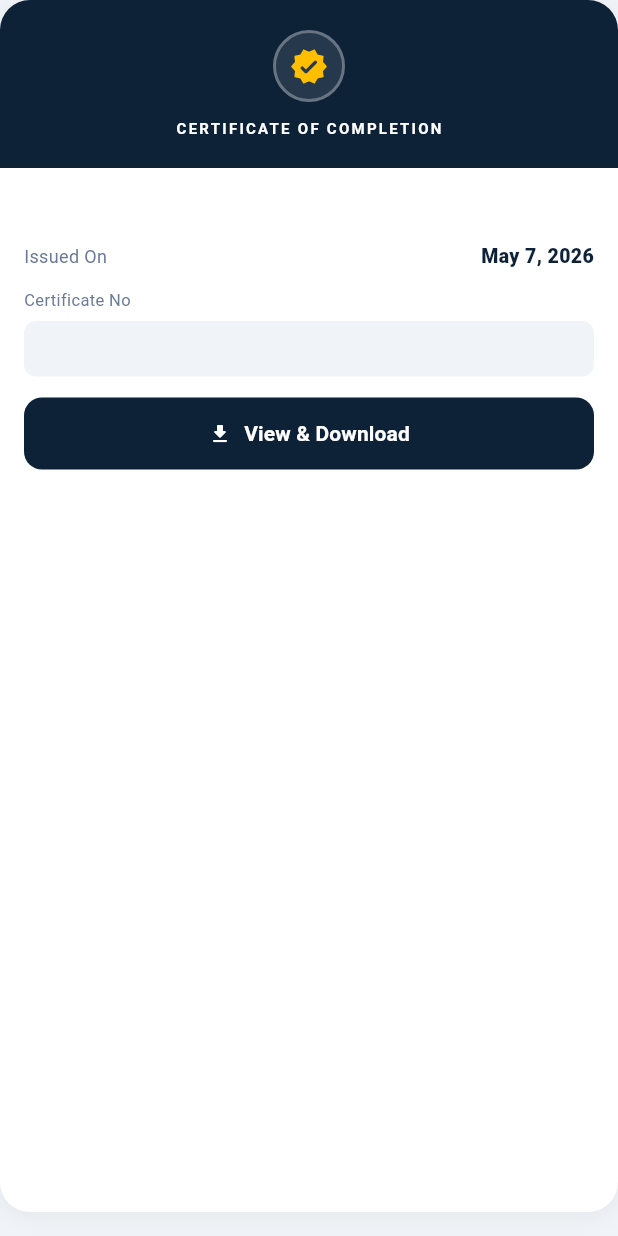
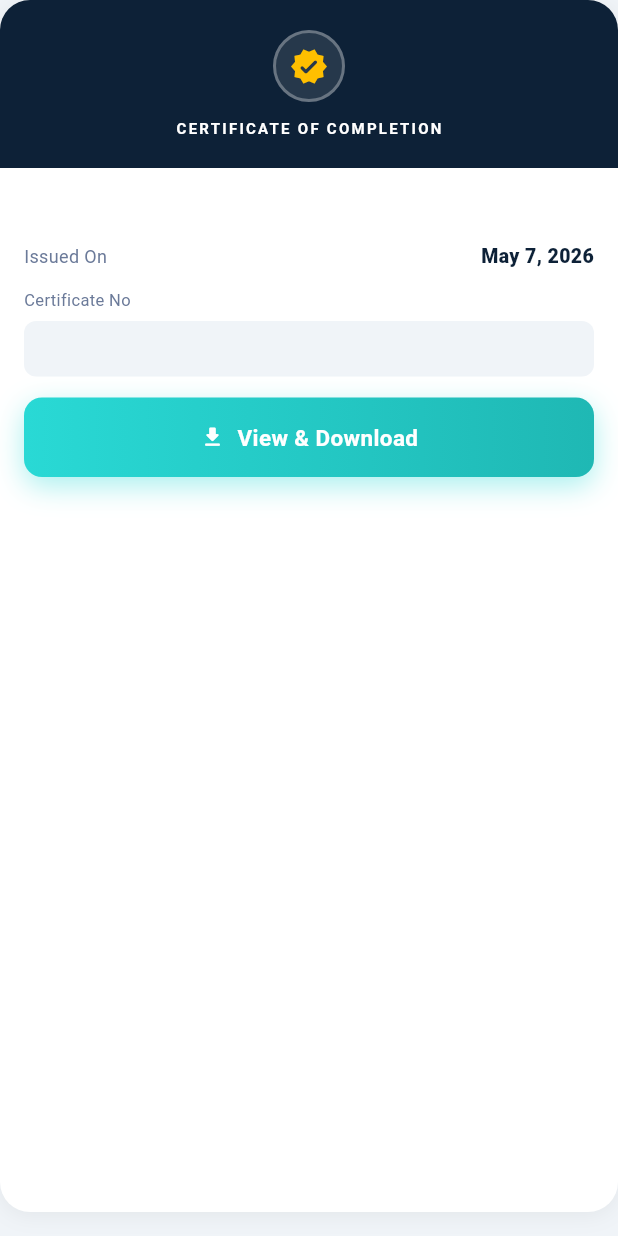
Before and after one commit to vijayakarenavar/coursemart, a Flutter app: the _CertificateCard widget shown alone on an empty page, opened directly with empty values, on a phone screen of 412 x 824 dp. Run offline on Flutter 3.47's test engine with Material 3 defaults, Android fonts, the phone set to English and light mode, and no system bars; our stand-ins replace cached_network_image, dio, firebase_core, firebase_messaging, flutter_dotenv, flutter_local_notifications and 6 more; missing offline and left inert: flutter_pdfview; accounts and stored records are empty; network calls fail.

Commit message:
Fix: cyan gradient button, topic name overflow fix

```diff
--- a/lib/screens/dashboard/dashboard_screen.dart
+++ b/lib/screens/dashboard/dashboard_screen.dart
@@ -1259,29 +1259,44 @@ class _CertificateCard extends StatelessWidget {
                 ),
                 const SizedBox(height: 14),
 
-                // View & Download button
-                SizedBox(
-                  width: double.infinity,
-                  child: ElevatedButton.icon(
-                    onPressed: () => Navigator.push(
+                // View & Download button — cyan gradient (login button sarkha)
+                GestureDetector(
+                  onTap: () => Navigator.push(
                     context,
                     MaterialPageRoute(
                       builder: (_) => CertificateViewScreen(cert: cert),
                     ),
                   ),
-                    icon: const Icon(Icons.download_rounded, size: 16),
-                    label: const Text(
+                  child: Container(
+                    width: double.infinity,
+                    padding: const EdgeInsets.symmetric(vertical: 16),
+                    decoration: BoxDecoration(
+                      gradient: const LinearGradient(
+                        colors: [AppColors.cyan, AppColors.cyanDark],
+                      ),
+                      borderRadius: BorderRadius.circular(12),
+                      boxShadow: [
+                        BoxShadow(
+                          color: AppColors.cyan.withOpacity(0.4),
+                          blurRadius: 16,
+                          offset: const Offset(0, 6),
+                        ),
+                      ],
+                    ),
+                    child: const Row(
+                      mainAxisAlignment: MainAxisAlignment.center,
+                      children: [
+                        Icon(Icons.download_rounded, color: Colors.white, size: 17),
+                        SizedBox(width: 8),
+                        Text(
                           'View & Download',
-                      style: TextStyle(fontWeight: FontWeight.w700),
+                          style: TextStyle(
+                            color: Colors.white,
+                            fontSize: 15,
+                            fontWeight: FontWeight.w700,
                           ),
-                    style: ElevatedButton.styleFrom(
-                      backgroundColor: AppColors.primary,
-                      foregroundColor: Colors.white,
-                      padding: const EdgeInsets.symmetric(vertical: 14),
-                      shape: RoundedRectangleBorder(
-                        borderRadius: BorderRadius.circular(12),
                         ),
-                      elevation: 0,
+                      ],
                     ),
                   ),
                 ),
```
Also changed, not shown: lib/screens/lecture/video_player_screen.dart (+14 -5 lines). Lines whose indentation alone changed are shown as unchanged.
